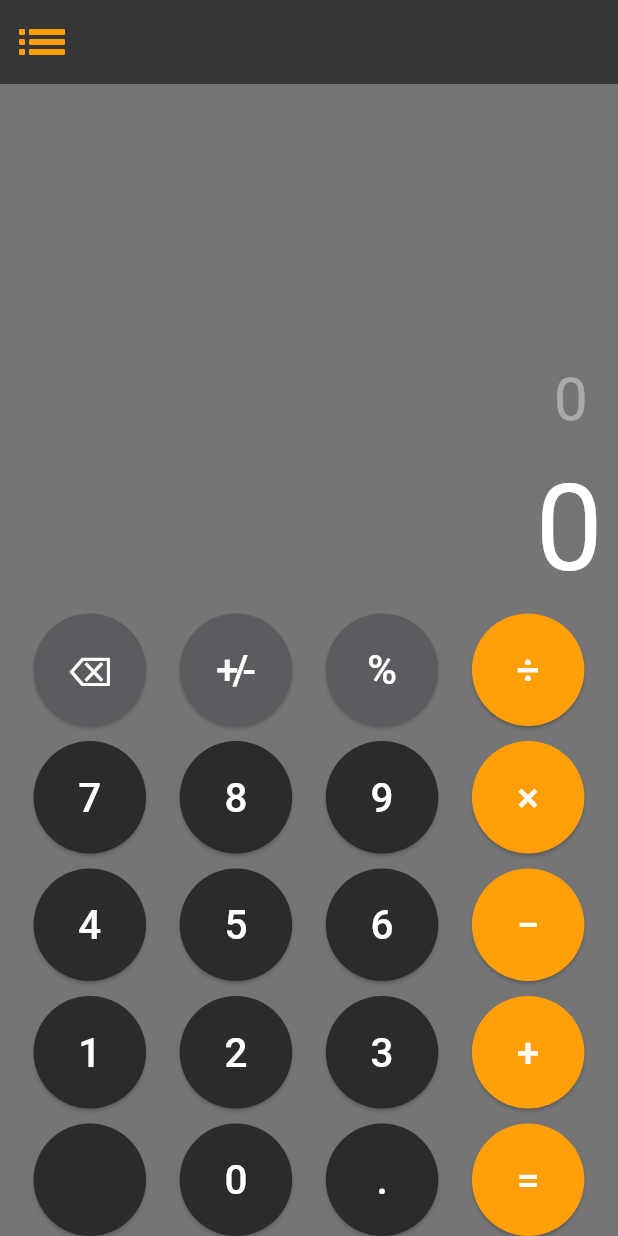
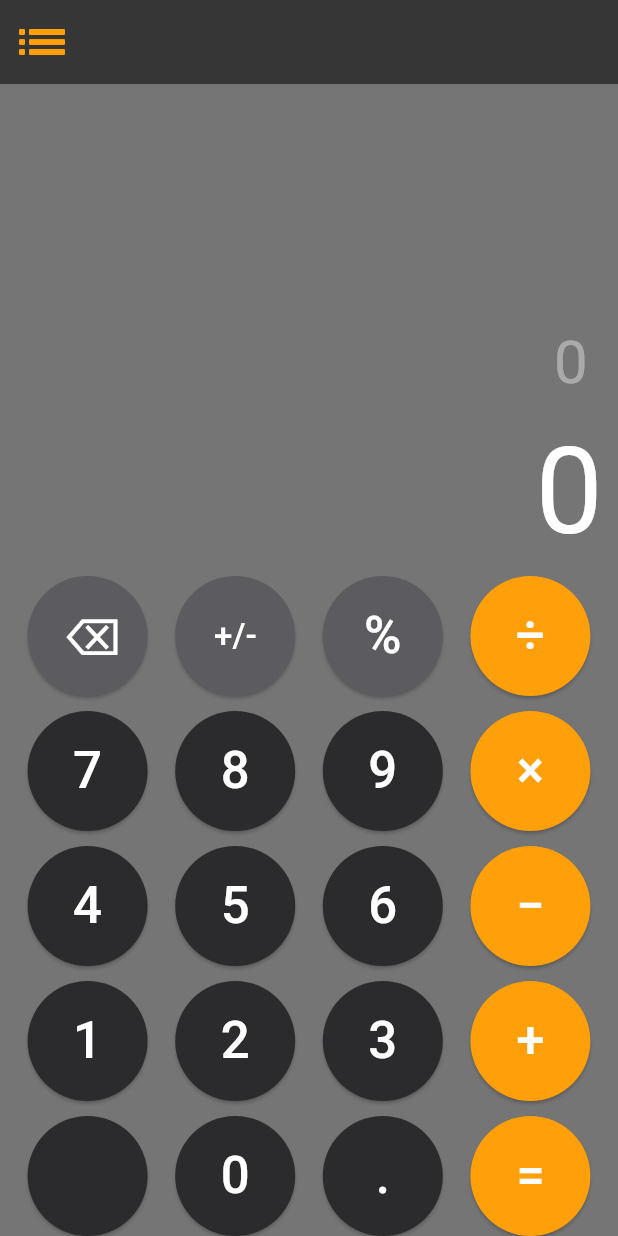
Before and after one commit to AndrewDongminYoo/flutter_calculator_app, a Flutter app: the screen it shows after launch, on a phone screen of 412 x 824 dp. Run offline on Flutter 3.47's test engine with Material 3 defaults, Android fonts, the phone set to English and light mode, and no system bars; our stand-ins replace bloc, flutter_bloc, math_expressions; generated files the repository leaves out were written again.

Commit message:
style: 💄 enhance calculator button layout with circular design and responsive text sizing

```diff
--- a/lib/features/calculator/presentation/widgets/calculator_button.dart
+++ b/lib/features/calculator/presentation/widgets/calculator_button.dart
@@ -18,22 +18,27 @@ class CalculatorButton extends StatelessWidget {
 
   @override
   Widget build(BuildContext context) {
-    return SizedBox(
-      width: 75,
-      height: 75,
+    return SizedBox.square(
+      dimension: 80,
+      child: Expanded(
+        child: AspectRatio(
+          aspectRatio: 1,
           child: ElevatedButton(
             onPressed: () {
               buttonPressed(button.text);
             },
             style: ElevatedButton.styleFrom(
-          shape: const RoundedRectangleBorder(
-            borderRadius: BorderRadius.all(Radius.circular(75)),
-          ),
+              shape: const CircleBorder(),
               backgroundColor: buttonColor,
             ),
             child: Text(
               button.text,
-          style: const TextStyle(fontSize: 27, color: Colors.white, letterSpacing: -4),
+              style: TextStyle(
+                fontSize: button.text.length > 1 ? 22 : 34,
+                color: Colors.white,
+              ),
+            ),
+          ),
         ),
       ),
     );
```
Lines whose indentation alone changed are shown as unchanged.
